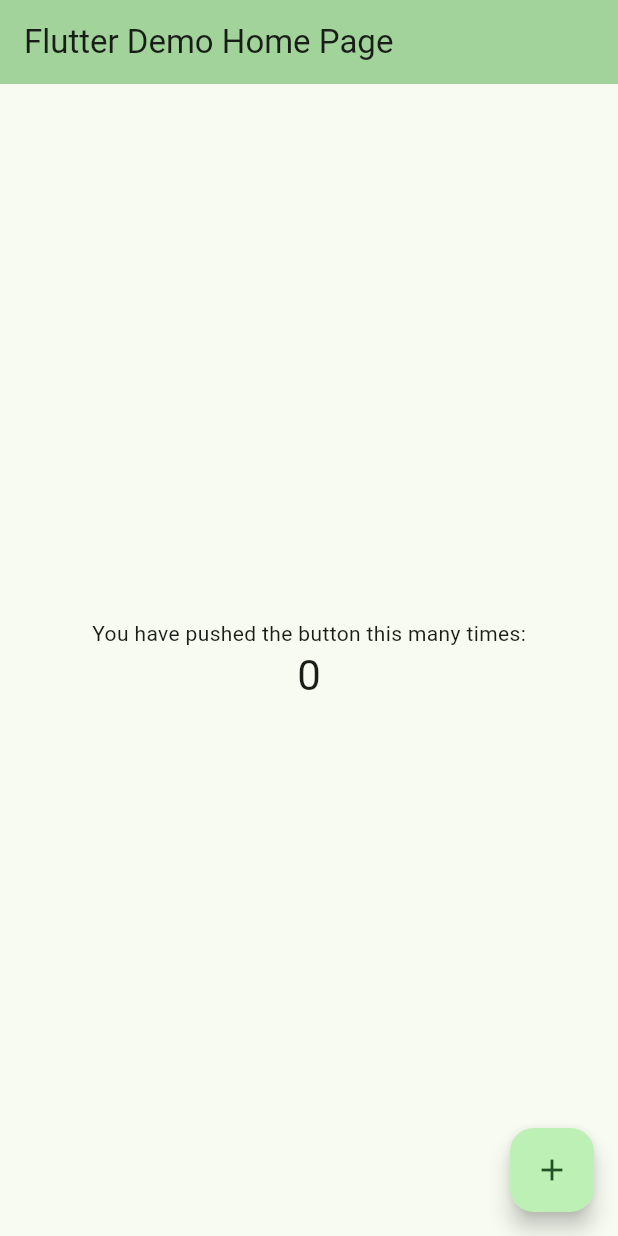
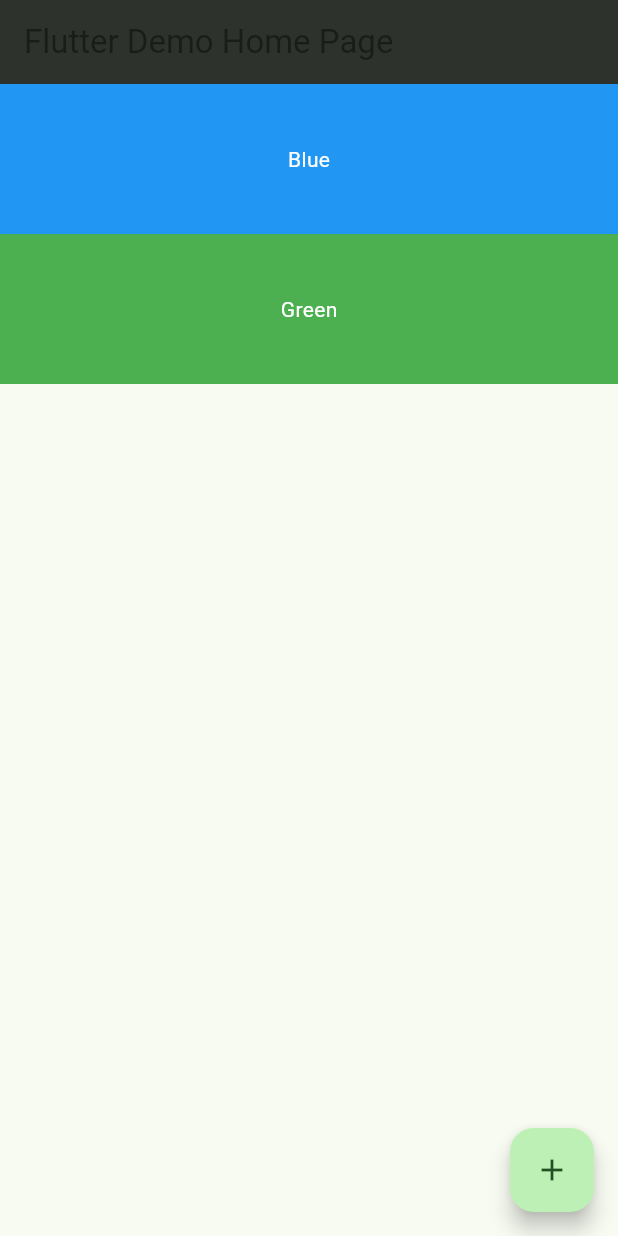
Before and after one commit to ksj-tkinuta/widget_demo, a Flutter app: the screen it shows after launch, on a phone screen of 412 x 824 dp. Run offline on Flutter 3.47's test engine with Material 3 defaults, Android fonts, the phone set to English and light mode, and no system bars; missing offline and left inert: dart:ffi.

Commit message:
add column

```diff
--- a/lib/main.dart
+++ b/lib/main.dart
@@ -1,3 +1,5 @@
+import 'dart:ffi';
+
 import 'package:flutter/material.dart';
 
 void main() {
@@ -35,61 +37,46 @@ class _MyHomePageState extends State<MyHomePage> {
 
   void _incrementCounter() {
     setState(() {
-      // This call to setState tells the Flutter framework that something has
-      // changed in this State, which causes it to rerun the build method below
-      // so that the display can reflect the updated values. If we changed
-      // _counter without calling setState(), then the build method would not be
-      // called again, and so nothing would appear to happen.
       _counter++;
     });
   }
 
   @override
   Widget build(BuildContext context) {
-    // This method is rerun every time setState is called, for instance as done
-    // by the _incrementCounter method above.
-    //
-    // The Flutter framework has been optimized to make rerunning build methods
-    // fast, so that you can just rebuild anything that needs updating rather
-    // than having to individually change instances of widgets.
     return Scaffold(
       appBar: AppBar(
-        // TRY THIS: Try changing the color here to a specific color (to
-        // Colors.amber, perhaps?) and trigger a hot reload to see the AppBar
-        // change color while the other colors stay the same.
-        backgroundColor: Theme.of(context).colorScheme.inversePrimary,
-        // Here we take the value from the MyHomePage object that was created by
-        // the App.build method, and use it to set our appbar title.
+        backgroundColor: Theme.of(context).colorScheme.inverseSurface,
         title: Text(widget.title),
       ),
-      body: Center(
-        // Center is a layout widget. It takes a single child and positions it
-        // in the middle of the parent.
-        child: Column(
-          // Column is also a layout widget. It takes a list of children and
-          // arranges them vertically. By default, it sizes itself to fit its
-          // children horizontally, and tries to be as tall as its parent.
-          //
-          // Column has various properties to control how it sizes itself and
-          // how it positions its children. Here we use mainAxisAlignment to
-          // center the children vertically; the main axis here is the vertical
-          // axis because Columns are vertical (the cross axis would be
-          // horizontal).
-          //
-          // TRY THIS: Invoke "debug painting" (choose the "Toggle Debug Paint"
-          // action in the IDE, or press "p" in the console), to see the
-          // wireframe for each widget.
-          mainAxisAlignment: MainAxisAlignment.center,
-          children: <Widget>[
-            const Text(
-              'You have pushed the button this many times:',
+      body: Column(
+        children: [
+          Container(
+            width: double.infinity,
+            height: 100,
+            color: Colors.blue,
+            child: Center(
+              child: Text(
+                'Blue',
+                style: TextStyle(
+                  color: Colors.white,
+                ),
+              ),
             ),
-            Text(
-              '$_counter',
-              style: Theme.of(context).textTheme.headlineMedium,
+          ),
+          Container(
+            width: double.infinity,
+            height: 100,
+            color: Colors.green,
+            child: Center(
+              child: Text(
+                'Green',
+                style: TextStyle(
+                  color: Colors.white,
+                ),
+              ),
             ),
-          ],
-        ),
+          )
+        ],
       ),
       floatingActionButton: FloatingActionButton(
         onPressed: _incrementCounter,
```
